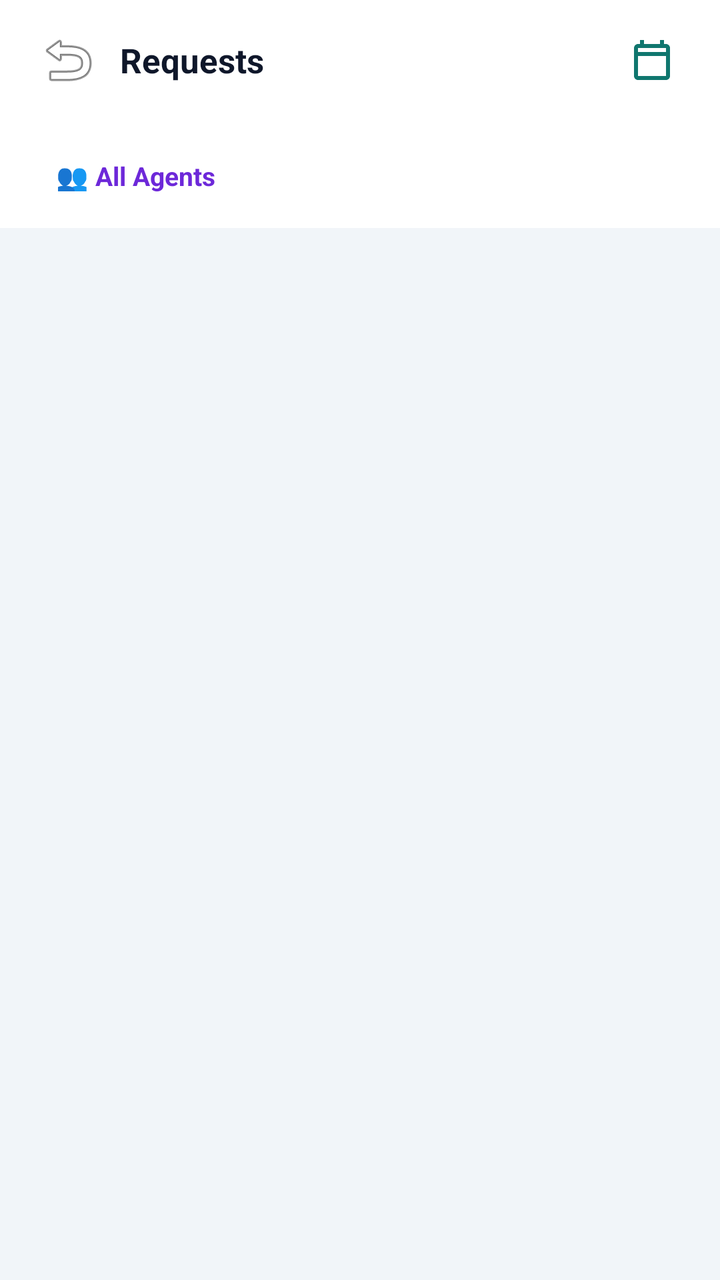
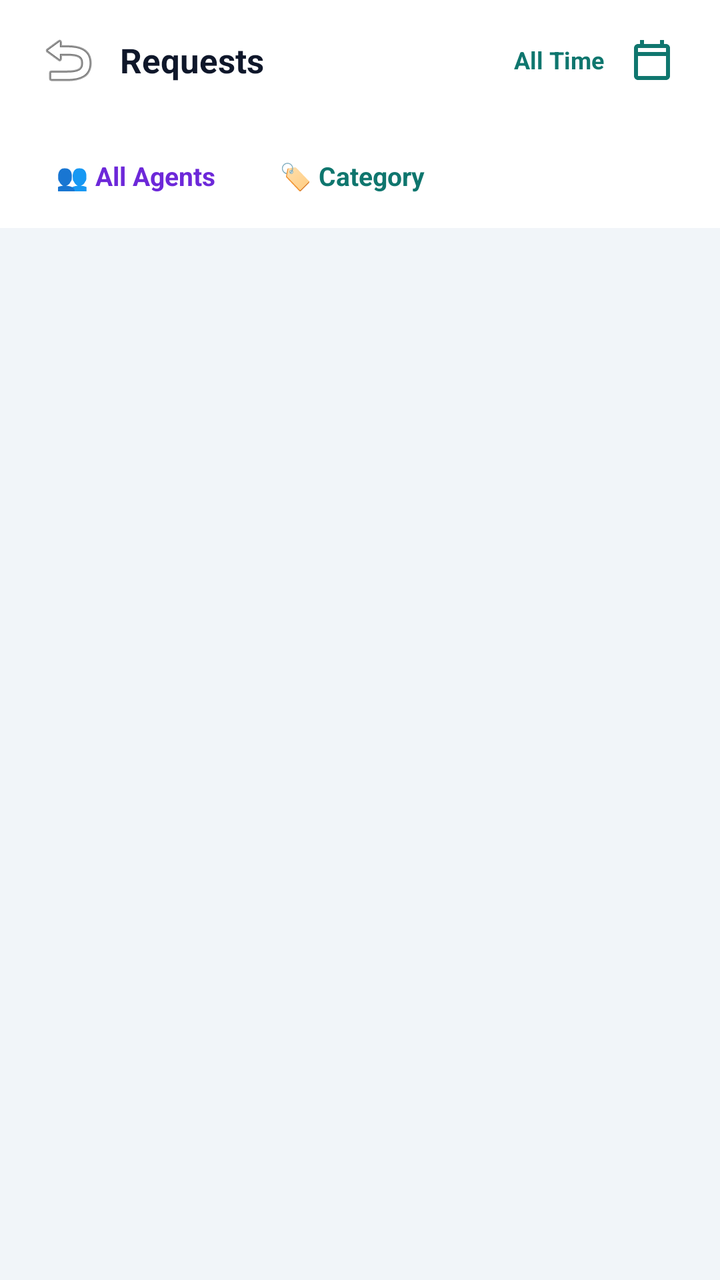

The first picture is an Android layout as it rendered before a commit; the second is the same layout after the commit. The layout source and the unified diff follow.
<!-- AndroidManifest.xml: application theme Theme.DataBridge -->
<!-- res/layout/fragment_petty_cash_pending_settlement.xml -->
<?xml version="1.0" encoding="utf-8"?>
<FrameLayout
    xmlns:android="http://schemas.android.com/apk/res/android"
    xmlns:app="http://schemas.android.com/apk/res-auto"
    android:layout_width="match_parent"
    android:layout_height="match_parent">

    <FrameLayout
        android:layout_width="match_parent"
        android:layout_height="match_parent"
        android:background="#F1F5F9">

        <LinearLayout
            android:layout_width="match_parent"
            android:layout_height="match_parent"
            android:orientation="vertical">

            
            <LinearLayout
                android:layout_width="match_parent"
                android:layout_height="wrap_content"
                android:orientation="horizontal"
                android:gravity="center_vertical"
                android:paddingHorizontal="16dp"
                android:paddingVertical="12dp"
                android:background="#FFFFFF">

                <ImageButton
                    android:id="@+id/btnPcPendingBack"
                    android:layout_width="36dp"
                    android:layout_height="36dp"
                    android:src="@android:drawable/ic_menu_revert"
                    android:background="?attr/selectableItemBackgroundBorderless"
                    android:contentDescription="Back" />

                <TextView
                    android:id="@+id/tvPcPendingTitle"
                    android:layout_width="0dp"
                    android:layout_weight="1"
                    android:layout_height="wrap_content"
                    android:text="Requests"
                    android:textSize="17sp"
                    android:textStyle="bold"
                    android:textColor="#0F172A"
                    android:layout_marginStart="8dp" />

                <ImageButton
                    android:id="@+id/btnPcPendingCalendar"
                    android:layout_width="36dp"
                    android:layout_height="36dp"
                    android:src="@drawable/ic_calendar"
                    android:background="?attr/selectableItemBackgroundBorderless"
                    android:contentDescription="Filter by date" />
            </LinearLayout>

            
            <HorizontalScrollView
                android:layout_width="match_parent"
                android:layout_height="wrap_content"
                android:background="#FFFFFF"
                android:scrollbars="none"
                android:overScrollMode="ifContentScrolls">

                <LinearLayout
                    android:id="@+id/layoutPcPendingTabs"
                    android:layout_width="wrap_content"
                    android:layout_height="wrap_content"
                    android:orientation="horizontal"
                    android:paddingHorizontal="12dp"
                    android:paddingBottom="10dp" />
            </HorizontalScrollView>

            
            <LinearLayout
                android:layout_width="match_parent"
                android:layout_height="wrap_content"
                android:orientation="horizontal"
                android:gravity="center_vertical"
                android:background="#FFFFFF"
                android:paddingHorizontal="16dp"
                android:paddingBottom="8dp">

                <TextView
                    android:id="@+id/tvPcPendingAgent"
                    android:layout_width="wrap_content"
                    android:layout_height="36dp"
                    android:gravity="center_vertical"
                    android:text="👥 All Agents"
                    android:textSize="13sp"
                    android:textStyle="bold"
                    android:textColor="#6D28D9"
                    android:background="@drawable/bg_pc_tab_inactive"
                    android:paddingHorizontal="12dp" />

                <TextView
                    android:id="@+id/tvPcPendingSelectMode"
                    android:layout_width="wrap_content"
                    android:layout_height="36dp"
                    android:gravity="center_vertical"
                    android:text="☑ Select"
                    android:textSize="13sp"
                    android:textStyle="bold"
                    android:textColor="#059669"
                    android:paddingHorizontal="10dp"
                    android:visibility="gone" />

                <TextView
                    android:id="@+id/tvPcPendingSelectAll"
                    android:layout_width="wrap_content"
                    android:layout_height="36dp"
                    android:gravity="center_vertical"
                    android:text="Select all"
                    android:textSize="13sp"
                    android:textStyle="bold"
                    android:textColor="#059669"
                    android:paddingHorizontal="10dp"
                    android:visibility="gone" />

                <TextView
                    android:id="@+id/tvPcPendingSummary"
                    android:layout_width="0dp"
                    android:layout_weight="1"
                    android:layout_height="wrap_content"
                    android:gravity="end"
                    android:textSize="12sp"
                    android:textColor="#64748B" />
            </LinearLayout>

            <ProgressBar
                android:id="@+id/pbPcPendingLoading"
                android:layout_width="wrap_content"
                android:layout_height="wrap_content"
                android:layout_gravity="center"
                android:layout_marginTop="60dp"
                android:visibility="gone" />

            <LinearLayout
                android:id="@+id/layoutPcPendingError"
                android:layout_width="match_parent"
                android:layout_height="wrap_content"
                android:orientation="vertical"
                android:gravity="center"
                android:padding="24dp"
                android:visibility="gone">

                <TextView
                    android:id="@+id/tvPcPendingError"
                    android:layout_width="wrap_content"
                    android:layout_height="wrap_content"
                    android:textColor="#B91C1C"
                    android:gravity="center" />

                <Button
                    android:id="@+id/btnPcPendingRetry"
                    android:layout_width="wrap_content"
                    android:layout_height="wrap_content"
                    android:layout_marginTop="12dp"
                    android:text="Retry"
                    android:textAllCaps="false" />
            </LinearLayout>

            <ScrollView
                android:id="@+id/scrollPcPendingList"
                android:layout_width="match_parent"
                android:layout_height="0dp"
                android:layout_weight="1"
                android:fillViewport="true"
                android:clipToPadding="false"
                android:paddingBottom="16dp">

                <LinearLayout
                    android:id="@+id/layoutPcPendingList"
                    android:layout_width="match_parent"
                    android:layout_height="wrap_content"
                    android:orientation="vertical"
                    android:paddingHorizontal="16dp"
                    android:paddingTop="12dp" />
            </ScrollView>

            
            <LinearLayout
                android:id="@+id/layoutPcBulkBar"
                android:layout_width="match_parent"
                android:layout_height="wrap_content"
                android:orientation="horizontal"
                android:gravity="center_vertical"
                android:background="#FFFFFF"
                android:elevation="8dp"
                android:paddingHorizontal="16dp"
                android:paddingVertical="10dp"
                android:visibility="gone">

                <TextView
                    android:id="@+id/tvPcBulkSummary"
                    android:layout_width="0dp"
                    android:layout_weight="1"
                    android:layout_height="wrap_content"
                    android:textSize="13sp"
                    android:textStyle="bold"
                    android:textColor="#0F172A" />

                <TextView
                    android:id="@+id/btnPcBulkCancel"
                    android:layout_width="wrap_content"
                    android:layout_height="40dp"
                    android:gravity="center"
                    android:text="Cancel"
                    android:textSize="13sp"
                    android:textStyle="bold"
                    android:textColor="#374151"
                    android:backgroundTint="#F3F4F6"
                    android:paddingHorizontal="14dp"
                    android:layout_marginEnd="8dp" />

                <TextView
                    android:id="@+id/btnPcBulkUpdate"
                    android:layout_width="wrap_content"
                    android:layout_height="40dp"
                    android:gravity="center"
                    android:text="Update"
                    android:textSize="13sp"
                    android:textStyle="bold"
                    android:textColor="#FFFFFF"
                    android:background="@drawable/bg_action_button_green"
                    android:paddingHorizontal="18dp" />
            </LinearLayout>

        </LinearLayout>
    </FrameLayout>
</FrameLayout>
<!-- resources referenced by this layout -->
<resources>
  <!-- drawable bg_action_button_green (drawable) -->
  <?xml version="1.0" encoding="utf-8"?>
  <shape xmlns:android="http://schemas.android.com/apk/res/android" android:shape="rectangle">
      <corners android:radius="8dp" />
      <gradient
          android:startColor="#10b981"
          android:endColor="#059669"
          android:angle="135" />
  </shape>
  <!-- drawable bg_pc_tab_inactive (drawable) -->
  <?xml version="1.0" encoding="utf-8"?>
  <shape xmlns:android="http://schemas.android.com/apk/res/android"
      android:shape="rectangle">
      <solid android:color="#00000000" />
      <corners android:radius="10dp" />
  </shape>
  <!-- drawable ic_calendar (drawable) -->
  <vector xmlns:android="http://schemas.android.com/apk/res/android"
      android:width="24dp"
      android:height="24dp"
      android:viewportWidth="24"
      android:viewportHeight="24">
      <path
          android:fillColor="#0F766E"
          android:pathData="M19,4h-1L18,2h-2v2L8,4L8,2L6,2v2L5,4c-1.11,0 -1.99,0.9 -1.99,2L3,20c0,1.1 0.89,2 2,2h14c1.1,0 2,-0.9 2,-2L21,6c0,-1.1 -0.9,-2 -2,-2zM19,20L5,20L5,10h14v10zM5,8L5,6h14v2L5,8z" />
  </vector>
  <style name="Theme.DataBridge" parent="Theme.MaterialComponents.DayNight.NoActionBar">
      <item name="colorPrimary">#00d4ff</item>
      <item name="colorPrimaryVariant">#16213e</item>
      <item name="colorOnPrimary">#ffffff</item>
      <item name="colorSecondary">#00d4ff</item>
      <item name="android:statusBarColor">#1a1a2e</item>
  </style>
</resources>

<!-- the commit's change to res/layout/fragment_petty_cash_pending_settlement.xml (unified diff, before → after) -->
@@ -44,6 +44,28 @@
                     android:textColor="#0F172A"
                     android:layout_marginStart="8dp" />
 
+                <TextView
+                    android:id="@+id/tvPcPendingRange"
+                    android:layout_width="wrap_content"
+                    android:layout_height="wrap_content"
+                    android:text="All Time"
+                    android:textSize="12sp"
+                    android:textStyle="bold"
+                    android:textColor="#0F766E"
+                    android:paddingHorizontal="6dp" />
+
+                <TextView
+                    android:id="@+id/tvPcPendingRangeClear"
+                    android:layout_width="28dp"
+                    android:layout_height="28dp"
+                    android:gravity="center"
+                    android:text="✕"
+                    android:textSize="13sp"
+                    android:textStyle="bold"
+                    android:textColor="#B91C1C"
+                    android:background="?attr/selectableItemBackgroundBorderless"
+                    android:visibility="gone" />
+
                 <ImageButton
                     android:id="@+id/btnPcPendingCalendar"
                     android:layout_width="36dp"
@@ -91,6 +113,19 @@
                     android:textColor="#6D28D9"
                     android:background="@drawable/bg_pc_tab_inactive"
                     android:paddingHorizontal="12dp" />
+
+                <TextView
+                    android:id="@+id/tvPcPendingCategory"
+                    android:layout_width="wrap_content"
+                    android:layout_height="36dp"
+                    android:gravity="center_vertical"
+                    android:text="🏷 Category"
+                    android:textSize="13sp"
+                    android:textStyle="bold"
+                    android:textColor="#0F766E"
+                    android:background="@drawable/bg_pc_tab_inactive"
+                    android:paddingHorizontal="12dp"
+                    android:layout_marginStart="8dp" />
 
                 <TextView
                     android:id="@+id/tvPcPendingSelectMode"
